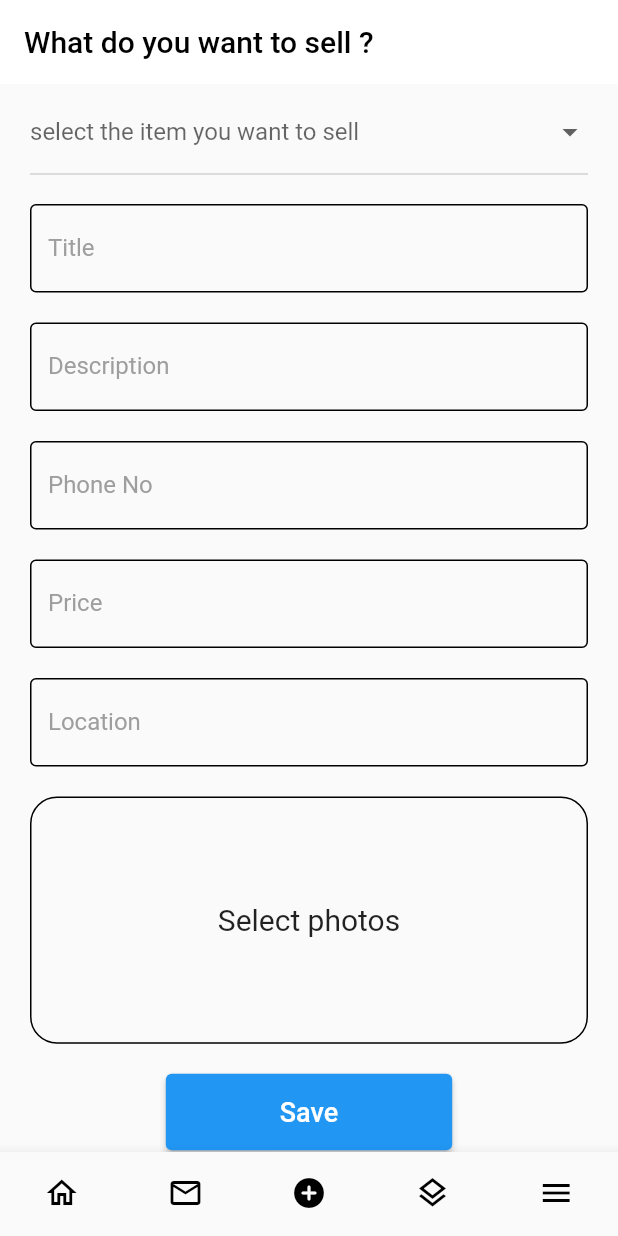
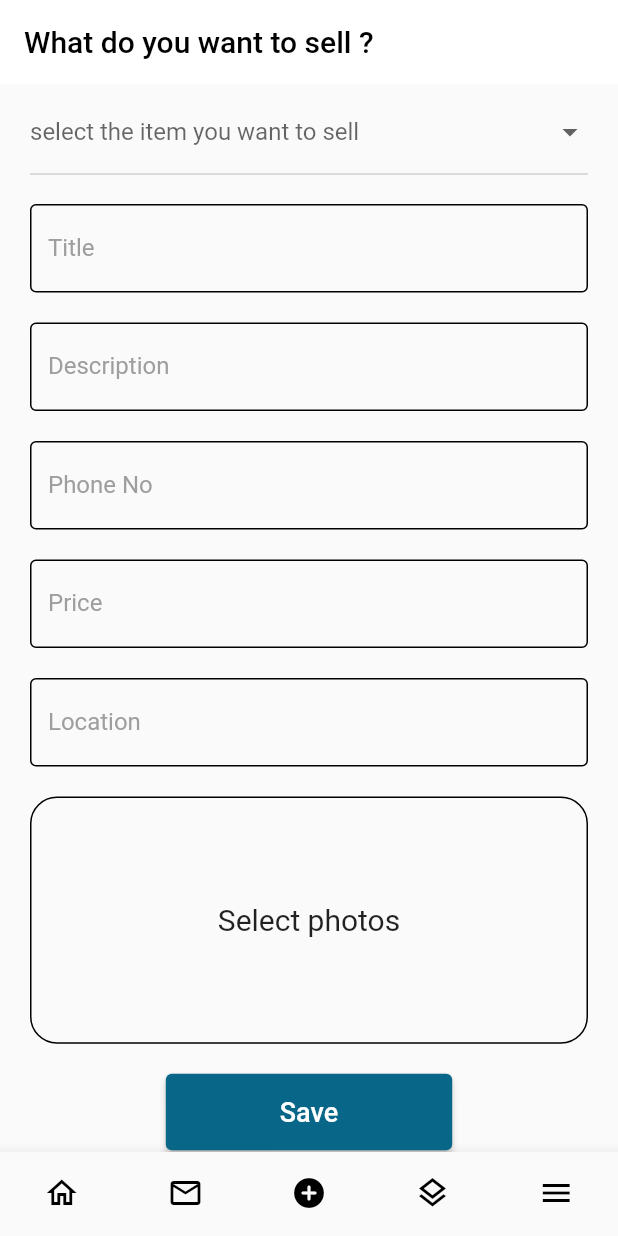
Before and after one commit to vishnu303/Plot, a Flutter app: the screen it shows once a user with an empty profile is signed in, item 3 of the bottom bar chosen, after a tap on "Save", on a phone screen of 412 x 824 dp. Run offline on Flutter 3.47's test engine with Material 2 defaults, Android fonts, the light colour scheme and no system bars; our stand-ins replace cloud_firestore, equatable, firebase_auth, firebase_core, firebase_storage, flutter_bloc and 1 more; accounts and stored records are empty.

Commit message:
some fixes

```diff
--- a/lib/main.dart
+++ b/lib/main.dart
@@ -46,7 +46,7 @@ class MyApp extends StatelessWidget {
           debugShowCheckedModeBanner: false,
           title: 'Plot',
           theme: ThemeData(
-            primarySwatch: Colors.blue,
+            primaryColor: const Color(0xff086788),
           ),
           home: StreamBuilder(
             stream: FirebaseAuth.instance.userChanges(),
--- a/lib/screens/add_post_screen.dart
+++ b/lib/screens/add_post_screen.dart
@@ -45,9 +45,7 @@ class _AddPostScreenState extends State<AddPostScreen> {
 
     if (selectedImages.isNotEmpty) {
       imageFileList = selectedImages.map((element) {
-        // File image =
         return File(element.path);
-        // imageFileList.add(image);
       }).toList();
       setState(() {});
     }
@@ -187,6 +185,9 @@ class _AddPostScreenState extends State<AddPostScreen> {
                 BlocBuilder<CategoryItemsCubit, String>(
                   builder: (context, categoryItem) {
                     return ElevatedButton(
+                        style: ElevatedButton.styleFrom(
+                          backgroundColor: Theme.of(context).primaryColor,
+                        ),
                         onPressed: () async {
                           await getUsername();
                           debugPrint(categoryItem);
--- a/lib/widgets/custom_appbar.dart
+++ b/lib/widgets/custom_appbar.dart
@@ -19,13 +19,12 @@ class CustomAppbar extends StatelessWidget {
         elevation: 0,
         backgroundColor: Colors.white,
         title: Container(
-          // alignment: Alignment.center,
           color: Colors.white,
           height: 50,
           child: const TextField(
             keyboardType: TextInputType.text,
             decoration: InputDecoration(
-              hintText: 'Search',
+              hintText: 'Search...',
               suffixIcon: Icon(Icons.search),
               enabledBorder: OutlineInputBorder(),
               focusedBorder: OutlineInputBorder(),
--- a/lib/widgets/post_card.dart
+++ b/lib/widgets/post_card.dart
@@ -7,6 +7,7 @@ class PostCard extends StatelessWidget {
 
   @override
   Widget build(BuildContext context) {
+    //ads card
     return Padding(
       padding: const EdgeInsets.symmetric(vertical: 5, horizontal: 10),
       child: Card(
@@ -20,6 +21,11 @@ class PostCard extends StatelessWidget {
               footer: Container(
                 color: Colors.white,
                 child: ListTile(
+                  shape: const BeveledRectangleBorder(
+                      borderRadius: BorderRadius.only(
+                    bottomLeft: Radius.circular(18),
+                    bottomRight: Radius.circular(18),
+                  )),
                   tileColor: Colors.white,
                   leading: CircleAvatar(
                     backgroundImage: NetworkImage(post.userAvatarUrl),
--- a/lib/widgets/post_grid.dart
+++ b/lib/widgets/post_grid.dart
@@ -16,17 +16,12 @@ class _PostGridState extends State<PostGrid> {
     return GridView.builder(
         shrinkWrap: true,
         physics: const ClampingScrollPhysics(),
-        // gridDelegate: SliverGridDelegateWithMaxCrossAxisExtent(
-        //     maxCrossAxisExtent: 500,
-        //     childAspectRatio: 1.3,
-        //     mainAxisSpacing: 15),
         gridDelegate: const SliverGridDelegateWithFixedCrossAxisCount(
           crossAxisCount: 1,
           childAspectRatio: 1.3,
         ),
         itemCount: widget.post.length,
         itemBuilder: (context, index) {
-          print(widget.post[0].itemCategory);
           return PostCard(
             post: widget.post[index],
           );
```
